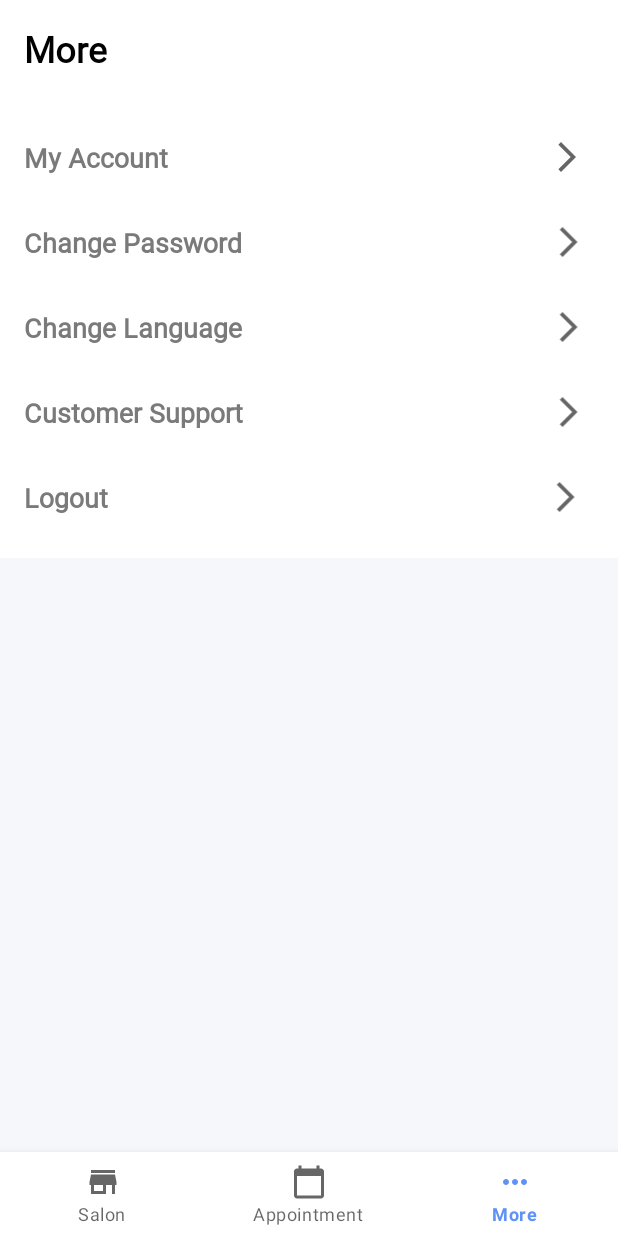
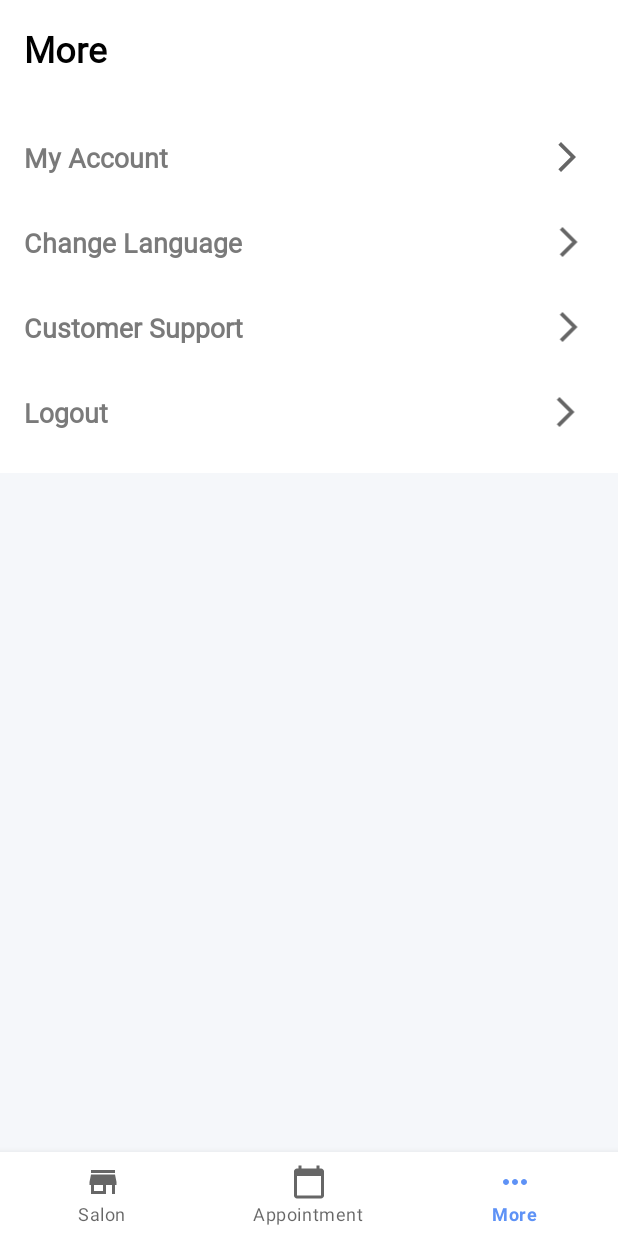
Before and after one commit to Anasmb/BarbershopBusiness, an Android app: the BarbershopMainActivity screen opened directly, with no data from a screen before it, item 3 of the bottom bar chosen, on a phone screen of 412 x 824 dp. Run offline under Robolectric (Android 15) with nearby library versions, the phone set to English and light mode, and no system bars; libraries missing offline, so code that uses them is left out: com.vishnusivadas.advanced_httpurlconnection; pictures from the network do not load; 5 statements that could not run were skipped.

Commit message:
+ MyAccount and layout, barbershop can update his information - More Layout (removed change password and added to my account)

```diff
--- a/app/src/main/java/com/example/barberbusiness/BarbershopMainActivity.java
+++ b/app/src/main/java/com/example/barberbusiness/BarbershopMainActivity.java
@@ -102,6 +102,7 @@ public class BarbershopMainActivity extends AppCompatActivity {
         editor.putString("address" , column[3]);
         editor.putString("hours" , column[4]);
         editor.putString("image" , column[5]);
+        editor.putString("password" , column[6]);
         editor.commit();
 
     }
--- a/app/src/main/java/com/example/barberbusiness/MoreFragment.java
+++ b/app/src/main/java/com/example/barberbusiness/MoreFragment.java
@@ -1,17 +1,82 @@
 package com.example.barberbusiness;
 
+import android.content.Intent;
 import android.os.Bundle;
 import android.view.LayoutInflater;
 import android.view.View;
 import android.view.ViewGroup;
+import android.widget.LinearLayout;
 
 import androidx.fragment.app.Fragment;
 
 public class MoreFragment extends Fragment {
 
+    private LinearLayout myAccountLayout;
+    private LinearLayout changePasswordLayout;
+    private LinearLayout changeLanguageLayout;
+    private LinearLayout customerSupportLayout;
+    private LinearLayout logoutLayout;
+
+
     @Override
     public View onCreateView(LayoutInflater inflater, ViewGroup container, Bundle savedInstanceState) {
+        View view = inflater.inflate(R.layout.fragment_more, container, false);
 
-        return inflater.inflate(R.layout.fragment_more, container, false);
+        myAccountLayout = view.findViewById(R.id.myAccountLayout);
+        myAccountLayout.setOnClickListener(myAccountLayoutListener);
+
+        changePasswordLayout = view.findViewById(R.id.changePasswordLayout);
+        changePasswordLayout.setOnClickListener(changePasswordLayoutListener);
+
+        changeLanguageLayout = view.findViewById(R.id.changeLanguageLayout);
+        changeLanguageLayout.setOnClickListener(changeLanguageLayoutListener);
+
+        customerSupportLayout = view.findViewById(R.id.customerSupportLayout);
+        customerSupportLayout.setOnClickListener(customerSupportLayoutListener);
+
+        logoutLayout = view.findViewById(R.id.signInLayout);
+        logoutLayout.setOnClickListener(logoutLayoutListener);
+
+
+        return view;
     }
+
+    private View.OnClickListener myAccountLayoutListener = new View.OnClickListener() {
+        @Override
+        public void onClick(View view) {
+            Intent intent = new Intent(getActivity(), MyAccountActivity.class);
+            startActivity(intent);
+        }
+    };
+
+    private View.OnClickListener changePasswordLayoutListener = new View.OnClickListener() {
+        @Override
+        public void onClick(View view) {
+            Intent intent = new Intent(getActivity(), ChangePasswordActivity.class);
+            startActivity(intent);
+        }
+    };
+
+    private View.OnClickListener changeLanguageLayoutListener = new View.OnClickListener() {
+        @Override
+        public void onClick(View view) {
+            //TODO FINISH IF NECESSARY
+        }
+    };
+
+    private View.OnClickListener customerSupportLayoutListener = new View.OnClickListener() {
+        @Override
+        public void onClick(View view) {
+            //TODO MAKE THIS GO TO WHATSAPP AND MESSAGE ADMIN
+        }
+    };
+
+    private View.OnClickListener logoutLayoutListener = new View.OnClickListener() {
+        @Override
+        public void onClick(View view) {
+            Intent intent = new Intent(getActivity(), BarbershopLoginActivity.class);
+            startActivity(intent);
+            getActivity().finish();
+        }
+    };
 }
--- a/app/src/main/java/com/example/barberbusiness/ServiceActivity.java
+++ b/app/src/main/java/com/example/barberbusiness/ServiceActivity.java
@@ -33,7 +33,7 @@ public class ServiceActivity extends AppCompatActivity {
     private ImageView backButton;
     private RecyclerView recyclerView;
     private ServiceAdapter adapter;
-    List<ServiceItem> serviceItemList;
+    private List<ServiceItem> serviceItemList;
     SharedPreferences preferences;
 
     @Override
--- a/app/src/main/res/layout/fragment_more.xml
+++ b/app/src/main/res/layout/fragment_more.xml
@@ -66,41 +66,6 @@
                 android:layout_height="wrap_content"
                 android:layout_gravity="center_vertical"
                 android:layout_weight="1"
-                android:src="@drawable/ic_baseline_arrow_forward_ios_20"/>
-
-        </LinearLayout>
-
-        <LinearLayout
-            android:id="@+id/changePasswordLayout"
-            android:layout_width="match_parent"
-            android:layout_height="wrap_content"
-            android:orientation="horizontal"
-            android:paddingVertical="16dp"
-            android:background="?attr/selectableItemBackground">
-
-            <TextView
-                android:id="@+id/changePasswordTxt"
-                android:layout_width="wrap_content"
-                android:layout_height="wrap_content"
-                android:layout_gravity="center_vertical"
-                android:layout_weight="1"
-                android:fontFamily="@font/roboto_regular"
-                android:textStyle="bold"
-                android:text="Change Password"
-                android:textSize="18sp"
-                android:textColor="#7A7A7A"
-                android:drawablePadding="8dp"/>
-
-            <Space
-                android:layout_width="wrap_content"
-                android:layout_height="wrap_content"
-                android:layout_weight="20" />
-
-            <ImageView
-                android:layout_width="wrap_content"
-                android:layout_height="wrap_content"
-                android:layout_weight="1"
-                android:layout_gravity="center_vertical"
                 android:src="@drawable/ic_baseline_arrow_forward_ios_20"/>
 
         </LinearLayout>
```
Also changed, not shown: app/src/main/AndroidManifest.xml (+5 -11 lines), app/src/main/java/com/example/barberbusiness/MyAccountActivity.java (added, +112 -0 lines), app/src/main/res/layout/activity_my_account.xml (added, +129 -0 lines).
